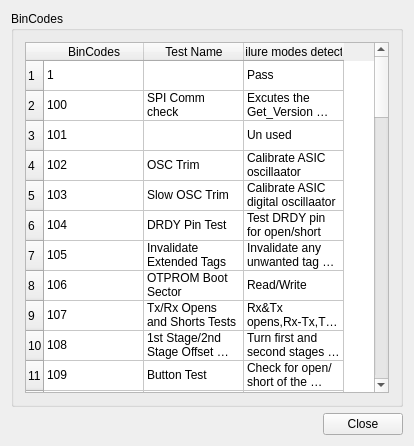
Qt form Huangpu/Syn_BinCodesDlg.ui (fanmuzhi/huangpu) before a commit.
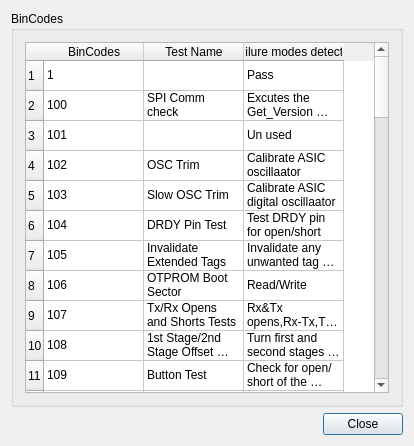
The same form after that commit.

Patch:
```diff
--- a/Huangpu/Syn_BinCodesDlg.ui
+++ b/Huangpu/Syn_BinCodesDlg.ui
@@ -1,7 +1,7 @@
 <?xml version="1.0" encoding="UTF-8"?>
 <ui version="4.0">
  <class>Syn_BinCodesDlg</class>
- <widget class="QWidget" name="Syn_BinCodesDlg">
+ <widget class="QDialog" name="Syn_BinCodesDlg">
   <property name="geometry">
    <rect>
     <x>0</x>
```
